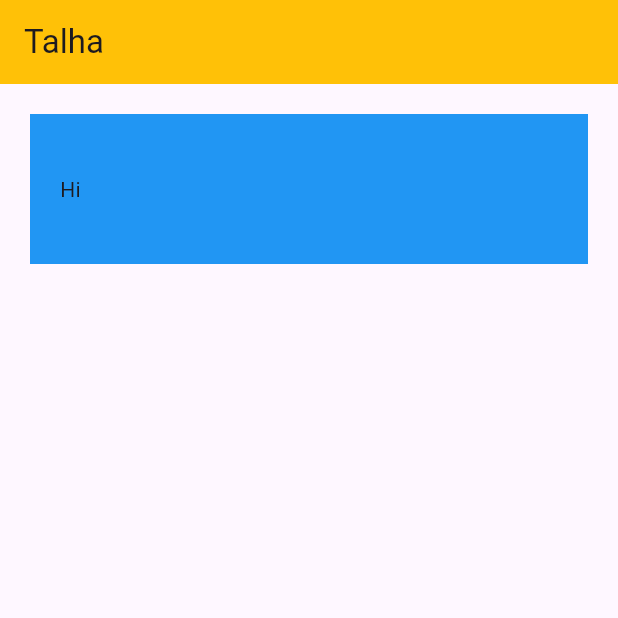
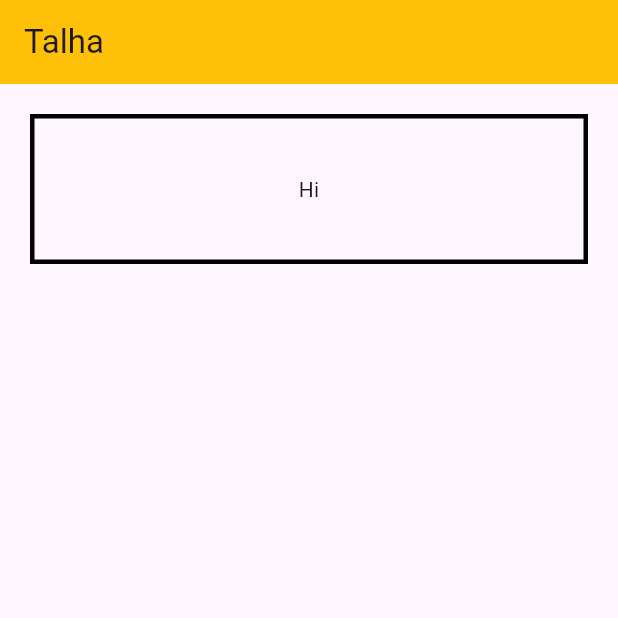
Before and after one commit to TalhaNisar01/Test1, a Flutter app: the screen it shows after launch, on a phone screen of 412 x 824 dp, the top half of it. Run offline on Flutter 3.47's test engine with Material 3 defaults, Android fonts, the phone set to English and light mode, and no system bars.

Commit message:
updated file

```diff
--- a/Practice/lib/main.dart
+++ b/Practice/lib/main.dart
@@ -285,43 +285,42 @@ class _DropdownDemoState extends State<DropdownDemo> {
 */
 
 
-void main(){
+void main() {
   runApp(MyApp());
 }
 
 class MyApp extends StatelessWidget {
-  const MyApp({super.key});
+  const MyApp({Key? key}) : super(key: key);
 
   @override
   Widget build(BuildContext context) {
     return MaterialApp(
       title: "Practice",
-
       home: HomePage(),
     );
   }
 }
 
-
 class HomePage extends StatelessWidget {
-  const HomePage({super.key});
+  const HomePage({Key? key}) : super(key: key);
 
   @override
   Widget build(BuildContext context) {
     return Scaffold(
       appBar: AppBar(
-        title: Text(
-          "Talha"
-        ),
+        title: Text("Talha"),
         backgroundColor: Colors.amber,
       ),
       body: Container(
         height: 100,
         width: double.infinity,
         margin: EdgeInsets.all(20),
-        color: Colors.blue,
+        //color: Colors.blue,
         padding: EdgeInsets.all(20),
-        alignment: Alignment.centerLeft,
+        alignment: Alignment.center,
+        decoration: BoxDecoration(
+          border: Border.all(color:Colors.black, width:3),
+        ),
         child: Text("Hi"),
       ),
     );
```
